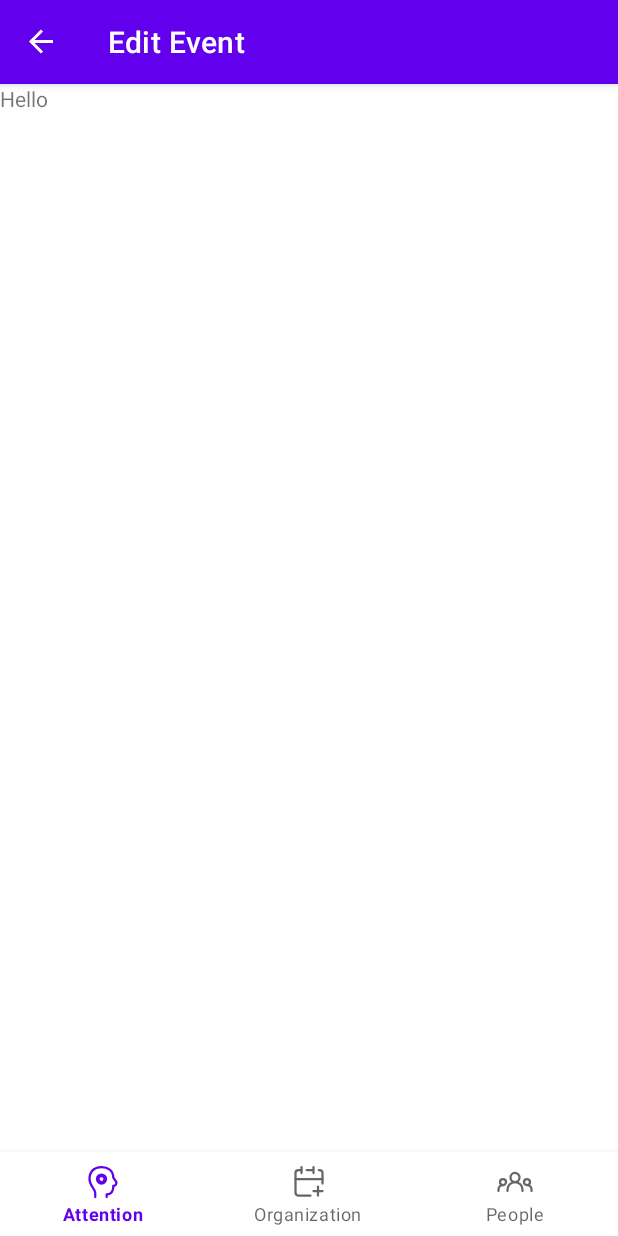
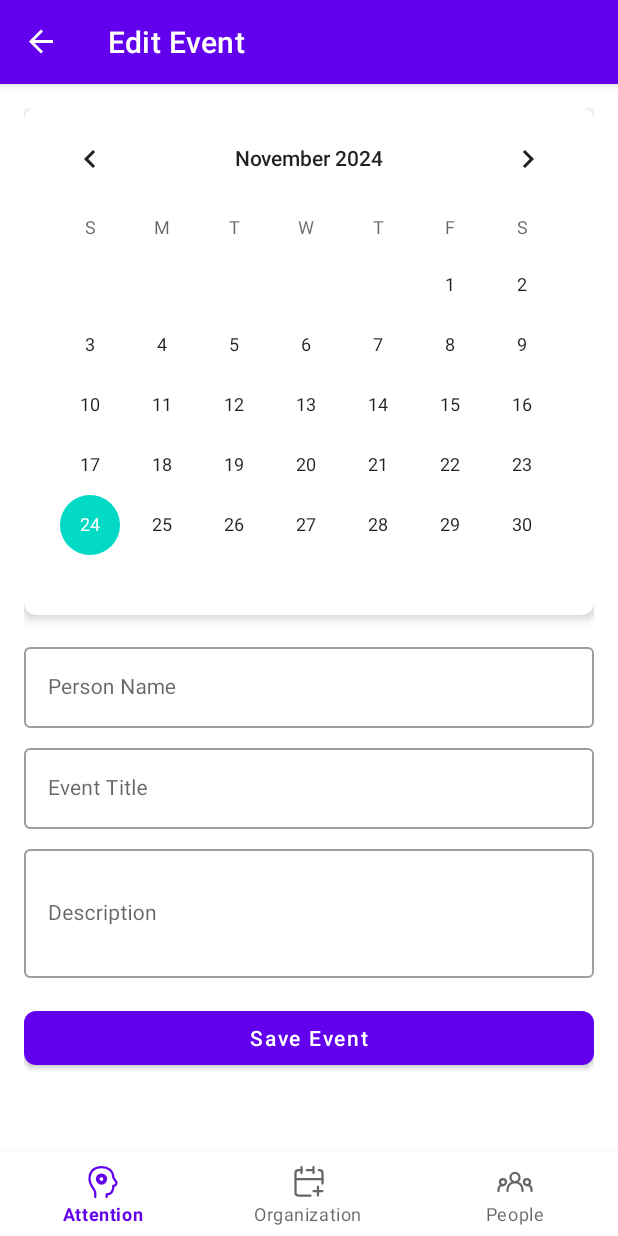
Before and after one commit to imasharc/RAMDHDv2, an Android app: the EditSingleImportantEventFragment screen opened through its navigation route, on a phone screen of 412 x 824 dp. Run offline under Robolectric (Android 15) with nearby library versions, the phone set to English and light mode, and no system bars; our stand-ins replace Room's generated code, navigation-ui.

Commit message:
feat/style(Important People/add event): add Important Events feature with calendar functionality
This commit implements a new feature allowing users to add and manage important
events for people, such as birthdays and other significant dates.

Key changes:
- Add ImportantEvent entity and DAO for database operations
- Create EditSingleImportantEventFragment with calendar view and form inputs
- Implement EditSingleImportantEventViewModel for event management
- Update AppDatabase to support ImportantEvent storage
- Add proper bottom navigation spacing in the event edit screen

Database changes:
- Add ImportantEvent table (DB version bumped to 10)
- Add TypeConverters for LocalDateTime handling
- Add ImportantEventDao with CRUD operations

Technical details:
- Use Material Design components for consistent UI
- Implement view binding for safe view access
- Add logging for debugging event operations
- Fix layout issues with bottom navigation bar overlap

Migration notice: This commit includes a database version bump from 9 to 10.
New installations will work automatically, existing ones will trigger
fallbackToDestructiveMigration() as configured.

```diff
--- /dev/null
+++ b/app/src/main/java/com/sharc/ramdhd/data/dao/ImportantEventDao.kt
@@ -0,0 +1,26 @@
+package com.sharc.ramdhd.data.dao
+
+import androidx.lifecycle.LiveData
+import androidx.room.*
+import com.sharc.ramdhd.data.model.ImportantEvent
+
+@Dao
+interface ImportantEventDao {
+    @Query("SELECT * FROM important_events ORDER BY eventDate ASC")
+    fun getAllEvents(): LiveData<List<ImportantEvent>>
+
+    @Query("SELECT * FROM important_events ORDER BY eventDate ASC")
+    suspend fun getAllEventsList(): List<ImportantEvent>
+
+    @Insert
+    suspend fun insert(event: ImportantEvent)
+
+    @Update
+    suspend fun update(event: ImportantEvent)
+
+    @Delete
+    suspend fun delete(event: ImportantEvent)
+
+    @Query("SELECT * FROM important_events WHERE id = :eventId")
+    suspend fun getEventById(eventId: Int): ImportantEvent?
+}
--- a/app/src/main/java/com/sharc/ramdhd/ui/people/importantPeople/editSingle/EditSingleImportantEventFragment.kt
+++ b/app/src/main/java/com/sharc/ramdhd/ui/people/importantPeople/editSingle/EditSingleImportantEventFragment.kt
@@ -1,31 +1,88 @@
 package com.sharc.ramdhd.ui.people.importantPeople.editSingle
 
-import androidx.fragment.app.viewModels
 import android.os.Bundle
-import androidx.fragment.app.Fragment
 import android.view.LayoutInflater
 import android.view.View
 import android.view.ViewGroup
-import com.sharc.ramdhd.R
+import androidx.fragment.app.Fragment
+import androidx.fragment.app.viewModels
+import com.google.android.material.snackbar.Snackbar
+import com.sharc.ramdhd.databinding.FragmentEditSingleImportantEventBinding
 
 class EditSingleImportantEventFragment : Fragment() {
+    private var _binding: FragmentEditSingleImportantEventBinding? = null
+    private val binding get() = _binding!!
+    private val viewModel: EditSingleImportantEventViewModel by viewModels()
 
-    companion object {
-        fun newInstance() = EditSingleImportantEventFragment()
+    override fun onCreateView(
+        inflater: LayoutInflater,
+        container: ViewGroup?,
+        savedInstanceState: Bundle?
+    ): View {
+        _binding = FragmentEditSingleImportantEventBinding.inflate(inflater, container, false)
+        return binding.root
     }
 
-    private val viewModel: EditSingleImportantEventViewModel by viewModels()
+    override fun onViewCreated(view: View, savedInstanceState: Bundle?) {
+        super.onViewCreated(view, savedInstanceState)
 
-    override fun onCreate(savedInstanceState: Bundle?) {
-        super.onCreate(savedInstanceState)
-
-        // TODO: Use the ViewModel
+        setupCalendarView()
+        setupSaveButton()
+        observeViewModel()
     }
 
-    override fun onCreateView(
-        inflater: LayoutInflater, container: ViewGroup?,
-        savedInstanceState: Bundle?
-    ): View {
-        return inflater.inflate(R.layout.fragment_edit_single_important_event, container, false)
+    private fun setupCalendarView() {
+        binding.calendarView.setOnDateChangeListener { _, year, month, dayOfMonth ->
+            viewModel.setSelectedDate(year, month, dayOfMonth)
+        }
+    }
+
+    private fun setupSaveButton() {
+        binding.saveButton.setOnClickListener {
+            val personName = binding.personNameInput.text.toString()
+            val eventTitle = binding.eventTitleInput.text.toString()
+            val description = binding.descriptionInput.text.toString()
+
+            viewModel.saveEvent(personName, eventTitle, description)
+        }
+    }
+
+    private fun observeViewModel() {
+        viewModel.saveStatus.observe(viewLifecycleOwner) { success ->
+            if (success) {
+                showSuccessMessage()
+                clearInputFields()
+                requireActivity().onBackPressed()
+            } else {
+                showErrorMessage()
+            }
+        }
+    }
+
+    private fun showSuccessMessage() {
+        Snackbar.make(
+            binding.root,
+            "Event saved successfully",
+            Snackbar.LENGTH_SHORT
+        ).show()
+    }
+
+    private fun showErrorMessage() {
+        Snackbar.make(
+            binding.root,
+            "Please fill all required fields",
+            Snackbar.LENGTH_SHORT
+        ).show()
+    }
+
+    private fun clearInputFields() {
+        binding.personNameInput.text?.clear()
+        binding.eventTitleInput.text?.clear()
+        binding.descriptionInput.text?.clear()
+    }
+
+    override fun onDestroyView() {
+        super.onDestroyView()
+        _binding = null
     }
 }
--- a/app/src/main/res/layout/fragment_edit_single_important_event.xml
+++ b/app/src/main/res/layout/fragment_edit_single_important_event.xml
@@ -1,13 +1,98 @@
 <?xml version="1.0" encoding="utf-8"?>
-<FrameLayout xmlns:android="http://schemas.android.com/apk/res/android"
+<androidx.coordinatorlayout.widget.CoordinatorLayout
+    xmlns:android="http://schemas.android.com/apk/res/android"
+    xmlns:app="http://schemas.android.com/apk/res-auto"
     xmlns:tools="http://schemas.android.com/tools"
     android:layout_width="match_parent"
     android:layout_height="match_parent"
+    android:fitsSystemWindows="true"
     tools:context=".ui.people.importantPeople.editSingle.EditSingleImportantEventFragment">
 
-    <TextView
+    <androidx.core.widget.NestedScrollView
         android:layout_width="match_parent"
         android:layout_height="match_parent"
-        android:text="Hello" />
+        android:clipToPadding="false"
+        android:paddingBottom="80dp"> <!-- Add padding for bottom nav bar -->
 
-</FrameLayout>
+        <LinearLayout
+            android:layout_width="match_parent"
+            android:layout_height="wrap_content"
+            android:orientation="vertical"
+            android:padding="16dp">
+
+            <com.google.android.material.card.MaterialCardView
+                android:layout_width="match_parent"
+                android:layout_height="wrap_content"
+                android:layout_marginBottom="16dp"
+                app:cardElevation="4dp"
+                app:cardCornerRadius="8dp">
+
+                <CalendarView
+                    android:id="@+id/calendarView"
+                    android:layout_width="match_parent"
+                    android:layout_height="wrap_content" />
+
+            </com.google.android.material.card.MaterialCardView>
+
+            <com.google.android.material.textfield.TextInputLayout
+                android:id="@+id/personNameLayout"
+                android:layout_width="match_parent"
+                android:layout_height="wrap_content"
+                android:layout_marginBottom="8dp"
+                android:hint="Person Name"
+                style="@style/Widget.MaterialComponents.TextInputLayout.OutlinedBox">
+
+                <com.google.android.material.textfield.TextInputEditText
+                    android:id="@+id/personNameInput"
+                    android:layout_width="match_parent"
+                    android:layout_height="wrap_content"
+                    android:inputType="textPersonName" />
+
+            </com.google.android.material.textfield.TextInputLayout>
+
+            <com.google.android.material.textfield.TextInputLayout
+                android:id="@+id/eventTitleLayout"
+                android:layout_width="match_parent"
+                android:layout_height="wrap_content"
+                android:layout_marginBottom="8dp"
+                android:hint="Event Title"
+                style="@style/Widget.MaterialComponents.TextInputLayout.OutlinedBox">
+
+                <com.google.android.material.textfield.TextInputEditText
+                    android:id="@+id/eventTitleInput"
+                    android:layout_width="match_parent"
+                    android:layout_height="wrap_content"
+                    android:inputType="text" />
+
+            </com.google.android.material.textfield.TextInputLayout>
+
+            <com.google.android.material.textfield.TextInputLayout
+                android:id="@+id/descriptionLayout"
+                android:layout_width="match_parent"
+                android:layout_height="wrap_content"
+                android:layout_marginBottom="16dp"
+                android:hint="Description"
+                style="@style/Widget.MaterialComponents.TextInputLayout.OutlinedBox">
+
+                <com.google.android.material.textfield.TextInputEditText
+                    android:id="@+id/descriptionInput"
+                    android:layout_width="match_parent"
+                    android:layout_height="wrap_content"
+                    android:inputType="textMultiLine"
+                    android:minLines="3" />
+
+            </com.google.android.material.textfield.TextInputLayout>
+
+            <com.google.android.material.button.MaterialButton
+                android:id="@+id/saveButton"
+                android:layout_width="match_parent"
+                android:layout_height="wrap_content"
+                android:text="Save Event"
+                android:textAllCaps="false"
+                app:cornerRadius="8dp" />
+
+        </LinearLayout>
+
+    </androidx.core.widget.NestedScrollView>
+
+</androidx.coordinatorlayout.widget.CoordinatorLayout>
--- a/gradle/libs.versions.toml
+++ b/gradle/libs.versions.toml
@@ -18,6 +18,7 @@ room = "2.6.1"
 uiGraphicsAndroid = "1.7.5"  # Use the latest stable version
 compose-material = "1.5.4"
 viewpager2 = "1.0.0"
+adapters = "3.2.0-alpha11"
 
 [libraries]
 androidx-core-ktx = { group = "androidx.core", name = "core-ktx", version.ref = "coreKtx" }
@@ -39,6 +40,7 @@ androidx-room-ktx = { group = "androidx.room", name = "room-ktx", version.ref =
 androidx-ui-graphics-android = { group = "androidx.compose.ui", name = "ui-graphics-android", version.ref = "uiGraphicsAndroid" }
 compose-material-icons-extended = { group = "androidx.compose.material", name = "material-icons-extended", version.ref = "compose-material" }
 androidx-viewpager2 = { group = "androidx.viewpager2", name = "viewpager2", version.ref = "viewpager2" }
+androidx-adapters = { group = "androidx.databinding", name = "adapters", version.ref = "adapters" }
 
 [plugins]
 android-application = { id = "com.android.application", version.ref = "agp" }
```
Also changed, not shown: app/src/main/java/com/sharc/ramdhd/data/database/AppDatabase.kt (+22 -25 lines), app/src/main/java/com/sharc/ramdhd/data/model/ImportantEvent.kt (added, +15 -0 lines), app/src/main/java/com/sharc/ramdhd/ui/people/importantPeople/editSingle/EditSingleImportantEventViewModel.kt (+75 -3 lines).
